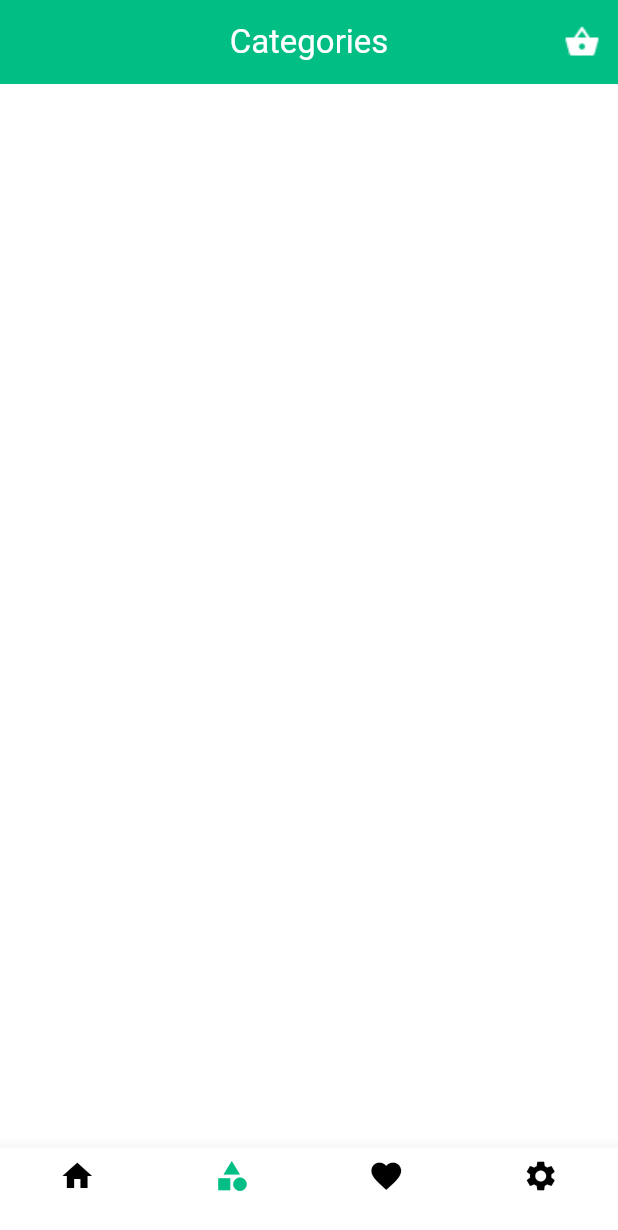
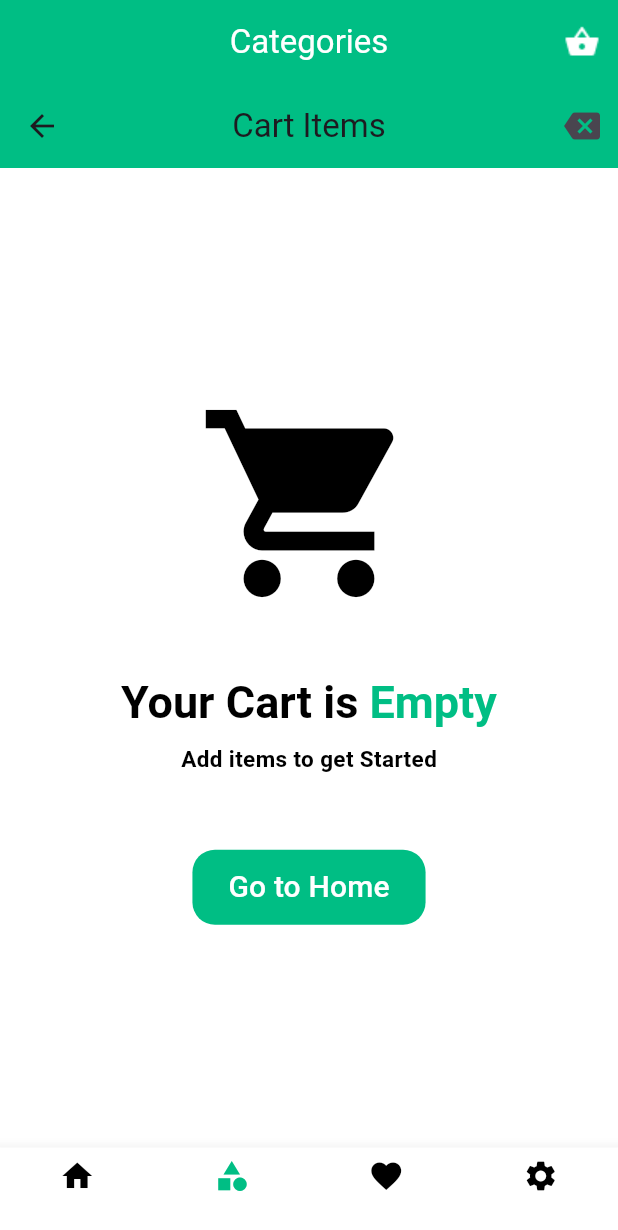
Before and after one commit to MohamedEssam9009/Shop-Mart, a Flutter app: the MainScreen screen opened by its route, item 2 of the bottom bar chosen, on a phone screen of 412 x 824 dp. Shown: the top 1230 px of the screen. Run offline on Flutter 3.47's test engine with Material 3 defaults, Android fonts, the phone set to English and light mode, and no system bars; our stand-ins replace firebase_auth, firebase_core, get, get_storage, google_fonts, google_sign_in; accounts and stored records are empty; network calls fail.

Commit message:
Design Empty Cart

```diff
--- a/lib/main.dart
+++ b/lib/main.dart
@@ -1,6 +1,3 @@
-import 'logic/controllers/theme_controller.dart';
-import 'routes/routes.dart';
-import 'utils/theme.dart';
 import 'package:firebase_auth/firebase_auth.dart';
 import 'package:firebase_core/firebase_core.dart';
 import 'package:flutter/material.dart';
@@ -8,6 +5,9 @@ import 'package:get/get.dart';
 import 'package:get_storage/get_storage.dart';
 
 import 'firebase_options.dart';
+import 'logic/controllers/theme_controller.dart';
+import 'routes/routes.dart';
+import 'utils/theme.dart';
 
 void main() async {
   WidgetsFlutterBinding.ensureInitialized();
--- a/lib/routes/routes.dart
+++ b/lib/routes/routes.dart
@@ -7,6 +7,7 @@ import '../view/screens/auth/signup_screen.dart';
 import 'package:get/get.dart';
 
 import '../view/screens/auth/forgot_password_screen.dart';
+import '../view/screens/category_screen.dart';
 import '../view/screens/main_screen.dart';
 import '../view/screens/welcome_screen.dart';
 
@@ -45,6 +46,10 @@ class AppRoutes {
         ProductBinding(),
       ],
     ),
+    GetPage(
+      name: Routes.categoryScreen,
+      page: () => const CategoryScreen(),
+    )
   ];
 }
 
@@ -54,4 +59,5 @@ class Routes {
   static const signUpScreen = '/signUpScreen';
   static const forgotPasswordScreen = '/forgotPasswordScreen';
   static const mainScreen = '/mainScreen';
+  static const categoryScreen = '/categoryScreen';
 }
--- a/lib/view/screens/category_screen.dart
+++ b/lib/view/screens/category_screen.dart
@@ -1,16 +1,30 @@
+import 'package:asroo_shop/view/widgets/cart/empty_card.dart';
 import 'package:flutter/material.dart';
+import 'package:get/get.dart';
+
+import '../../utils/theme.dart';
 
 class CategoryScreen extends StatelessWidget {
   const CategoryScreen({super.key});
 
   @override
   Widget build(BuildContext context) {
-    return const Center(
-      child: Text(
-        'Category Screen',
-        style: TextStyle(
-          color: Colors.white,
+    return SafeArea(
+      child: Scaffold(
+        backgroundColor: context.theme.scaffoldBackgroundColor,
+        appBar: AppBar(
+          title: const Text('Cart Items'),
+          centerTitle: true,
+          elevation: 0.0,
+          backgroundColor: Get.isDarkMode ? darkGreyClr : mainColor,
+          actions: [
+            IconButton(
+              onPressed: () {},
+              icon: const Icon(Icons.backspace),
+            )
+          ],
         ),
+        body: EmptyCard(),
       ),
     );
   }
--- a/lib/view/screens/main_screen.dart
+++ b/lib/view/screens/main_screen.dart
@@ -1,8 +1,9 @@
-import '../../utils/theme.dart';
 import 'package:flutter/material.dart';
 import 'package:get/get.dart';
 
 import '../../logic/controllers/main_controller.dart';
+import '../../routes/routes.dart';
+import '../../utils/theme.dart';
 
 class MainScreen extends StatelessWidget {
   MainScreen({super.key});
@@ -21,7 +22,9 @@ class MainScreen extends StatelessWidget {
               leading: Container(),
               actions: [
                 IconButton(
-                  onPressed: () {},
+                  onPressed: () {
+                    Get.toNamed(Routes.categoryScreen);
+                  },
                   icon: Image.asset('assets/images/shop.png'),
                 ),
               ],
--- /dev/null
+++ b/lib/view/widgets/cart/empty_card.dart
@@ -0,0 +1,77 @@
+import 'package:asroo_shop/routes/routes.dart';
+import 'package:flutter/material.dart';
+import 'package:get/get.dart';
+
+import '../../../utils/theme.dart';
+
+class EmptyCard extends StatelessWidget {
+  const EmptyCard({super.key});
+
+  @override
+  Widget build(BuildContext context) {
+    return Center(
+      child: Column(
+        mainAxisAlignment: MainAxisAlignment.center,
+        children: [
+          Icon(
+            Icons.shopping_cart,
+            size: 150.0,
+            color: Get.isDarkMode ? Colors.white : Colors.black,
+          ),
+          const SizedBox(height: 40.0),
+          RichText(
+            text: TextSpan(
+              children: [
+                TextSpan(
+                  text: 'Your Cart is ',
+                  style: TextStyle(
+                    color: Get.isDarkMode ? Colors.white : Colors.black,
+                    fontSize: 30.0,
+                    fontWeight: FontWeight.bold,
+                  ),
+                ),
+                TextSpan(
+                  text: 'Empty',
+                  style: TextStyle(
+                    color: Get.isDarkMode ? pinkClr : mainColor,
+                    fontSize: 30.0,
+                    fontWeight: FontWeight.bold,
+                  ),
+                ),
+              ],
+            ),
+          ),
+          const SizedBox(height: 10.0),
+          Text(
+            'Add items to get Started',
+            style: TextStyle(
+              color: Get.isDarkMode ? Colors.white : Colors.black,
+              fontSize: 15.0,
+              fontWeight: FontWeight.bold,
+            ),
+          ),
+          const SizedBox(height: 50.0),
+          SizedBox(
+            height: 50.0,
+            child: ElevatedButton(
+              style: ElevatedButton.styleFrom(
+                shape: RoundedRectangleBorder(
+                  borderRadius: BorderRadius.circular(15.0),
+                ),
+                elevation: 0.0,
+                backgroundColor: Get.isDarkMode ? pinkClr : mainColor,
+              ),
+              onPressed: () {
+                Get.toNamed(Routes.mainScreen);
+              },
+              child: const Text(
+                'Go to Home',
+                style: TextStyle(color: Colors.white, fontSize: 20.0),
+              ),
+            ),
+          ),
+        ],
+      ),
+    );
+  }
+}
```
